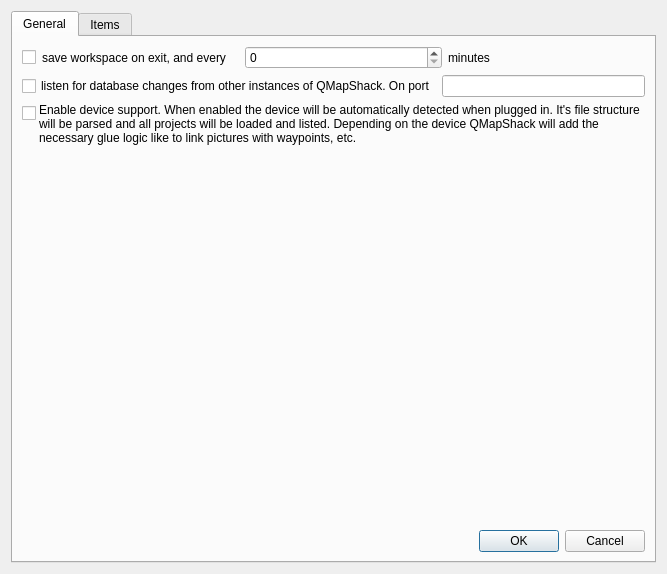
Maproom/qmapshack, file src/qmapshack/gis/ISetupWorkspace.ui: the form before one commit.
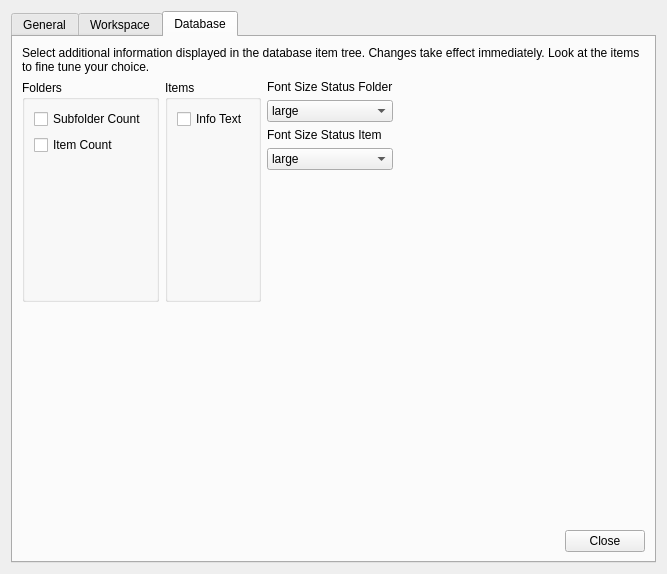
The form after the commit. The open tabs and pages were chosen to show the change.

Commit message: [QMS-1055] Database tree widget: Add information to folder/item status line

Diff of the .ui file:
```diff
--- a/src/qmapshack/gis/ISetupWorkspace.ui
+++ b/src/qmapshack/gis/ISetupWorkspace.ui
@@ -171,7 +171,7 @@
      </widget>
      <widget class="QWidget" name="tab_2">
       <attribute name="title">
-       <string>Items</string>
+       <string>Workspace</string>
       </attribute>
       <layout class="QVBoxLayout" name="verticalLayout_10">
        <item>
@@ -532,6 +532,223 @@
        </item>
       </layout>
      </widget>
+     <widget class="QWidget" name="tab_3">
+      <attribute name="title">
+       <string>Database</string>
+      </attribute>
+      <layout class="QVBoxLayout" name="verticalLayout_13">
+       <item>
+        <widget class="QLabel" name="label_7">
+         <property name="text">
+          <string>Select additional information displayed in the database item tree. Changes take effect immediately. Look at the items to fine tune your choice.</string>
+         </property>
+         <property name="wordWrap">
+          <bool>true</bool>
+         </property>
+        </widget>
+       </item>
+       <item>
+        <layout class="QHBoxLayout" name="horizontalLayout_6">
+         <item>
+          <widget class="QGroupBox" name="groupDBFolder">
+           <property name="title">
+            <string>Folders</string>
+           </property>
+           <layout class="QVBoxLayout" name="verticalLayout_11">
+            <item>
+             <widget class="QCheckBox" name="checkDBFolderCount">
+              <property name="text">
+               <string>Subfolder Count</string>
+              </property>
+             </widget>
+            </item>
+            <item>
+             <widget class="QCheckBox" name="checkDBItemCount">
+              <property name="text">
+               <string>Item Count</string>
+              </property>
+             </widget>
+            </item>
+            <item>
+             <spacer name="verticalSpacer_12">
+              <property name="orientation">
+               <enum>Qt::Orientation::Vertical</enum>
+              </property>
+              <property name="sizeType">
+               <enum>QSizePolicy::Policy::Expanding</enum>
+              </property>
+              <property name="sizeHint" stdset="0">
+               <size>
+                <width>20</width>
+                <height>20</height>
+               </size>
+              </property>
+             </spacer>
+            </item>
+           </layout>
+          </widget>
+         </item>
+         <item>
+          <widget class="QGroupBox" name="groupDBItem">
+           <property name="title">
+            <string>Items</string>
+           </property>
+           <layout class="QVBoxLayout" name="verticalLayout_15">
+            <item>
+             <widget class="QCheckBox" name="checkDBItemInfoText">
+              <property name="text">
+               <string>Info Text</string>
+              </property>
+             </widget>
+            </item>
+            <item>
+             <spacer name="verticalSpacer_9">
+              <property name="orientation">
+               <enum>Qt::Orientation::Vertical</enum>
+              </property>
+              <property name="sizeType">
+               <enum>QSizePolicy::Policy::Expanding</enum>
+              </property>
+              <property name="sizeHint" stdset="0">
+               <size>
+                <width>20</width>
+                <height>20</height>
+               </size>
+              </property>
+             </spacer>
+            </item>
+           </layout>
+          </widget>
+         </item>
+         <item>
+          <layout class="QVBoxLayout" name="verticalLayout_12">
+           <item>
+            <widget class="QLabel" name="label_8">
+             <property name="text">
+              <string>Font Size Status Folder</string>
+             </property>
+            </widget>
+           </item>
+           <item>
+            <widget class="QComboBox" name="comboFontSizeStatusDBPrj">
+             <item>
+              <property name="text">
+               <string>large</string>
+              </property>
+             </item>
+             <item>
+              <property name="text">
+               <string>small</string>
+              </property>
+             </item>
+             <item>
+              <property name="text">
+               <string>smaller</string>
+              </property>
+             </item>
+             <item>
+              <property name="text">
+               <string>tiny</string>
+              </property>
+             </item>
+             <item>
+              <property name="text">
+               <string>none</string>
+              </property>
+             </item>
+            </widget>
+           </item>
+           <item>
+            <widget class="QLabel" name="label_9">
+             <property name="text">
+              <string>Font Size Status Item</string>
+             </property>
+            </widget>
+           </item>
+           <item>
+            <widget class="QComboBox" name="comboFontSizeStatusDBItem">
+             <item>
+              <property name="text">
+               <string>large</string>
+              </property>
+             </item>
+             <item>
+              <property name="text">
+               <string>small</string>
+              </property>
+             </item>
+             <item>
+              <property name="text">
+               <string>smaller</string>
+              </property>
+             </item>
+             <item>
+              <property name="text">
+               <string>tiny</string>
+              </property>
+             </item>
+             <item>
+              <property name="text">
+               <string>none</string>
+              </property>
+             </item>
+            </widget>
+           </item>
+           <item>
+            <spacer name="verticalSpacer_10">
+             <property name="orientation">
+              <enum>Qt::Orientation::Vertical</enum>
+             </property>
+             <property name="sizeType">
+              <enum>QSizePolicy::Policy::Expanding</enum>
+             </property>
+             <property name="sizeHint" stdset="0">
+              <size>
+               <width>20</width>
+               <height>20</height>
+              </size>
+             </property>
+            </spacer>
+           </item>
+          </layout>
+         </item>
+         <item>
+          <spacer name="horizontalSpacer_2">
+           <property name="orientation">
+            <enum>Qt::Orientation::Horizontal</enum>
+           </property>
+           <property name="sizeHint" stdset="0">
+            <size>
+             <width>40</width>
+             <height>20</height>
+            </size>
+           </property>
+          </spacer>
+         </item>
+        </layout>
+       </item>
+       <item>
+        <spacer name="verticalSpacer_11">
+         <property name="orientation">
+          <enum>Qt::Orientation::Vertical</enum>
+         </property>
+         <property name="sizeHint" stdset="0">
+          <size>
+           <width>20</width>
+           <height>40</height>
+          </size>
+         </property>
+        </spacer>
+       </item>
+       <item>
+        <widget class="QDialogButtonBox" name="buttonBox3">
+         <property name="standardButtons">
+          <set>QDialogButtonBox::StandardButton::Close</set>
+         </property>
+        </widget>
+       </item>
+      </layout>
+     </widget>
     </widget>
    </item>
   </layout>
```
Left out of the diff: 16 changed lines with no effect on the pictures. The commit also changes 31 other files.
